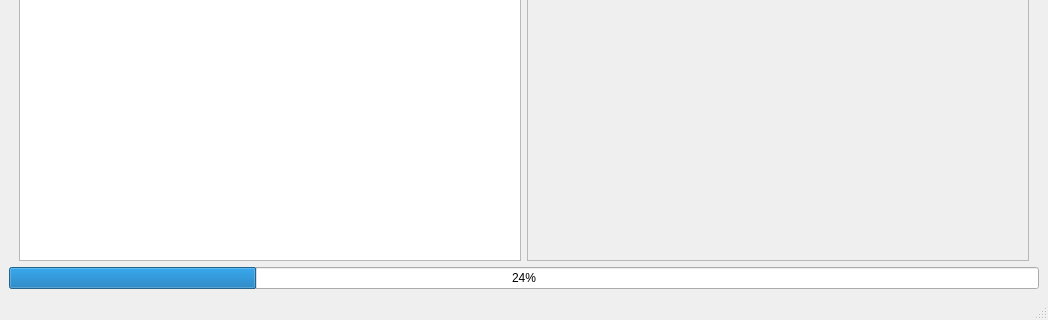
EmanueleGiannuzzi/DCT2_GUI, file resultviewer.ui: the form before one commit; both pictures show x 0 to 1048 and y 240 to 560 of the 1048 by 560 pixel window.
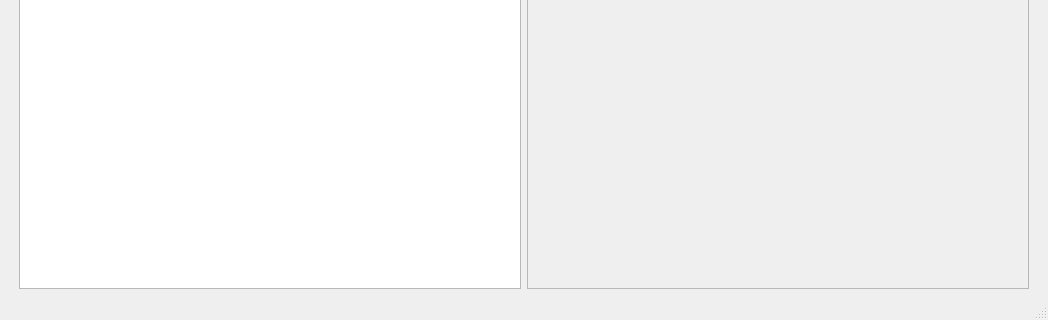
The form after the commit.

The edit to the form file:
```diff
--- a/resultviewer.ui
+++ b/resultviewer.ui
@@ -48,13 +48,6 @@
       </item>
      </layout>
     </item>
-    <item>
-     <widget class="QProgressBar" name="progressBar">
-      <property name="value">
-       <number>24</number>
-      </property>
-     </widget>
-    </item>
    </layout>
   </widget>
   <widget class="QMenuBar" name="menubar">
```
Left out of the diff: 2 changed lines with no effect on the pictures.
